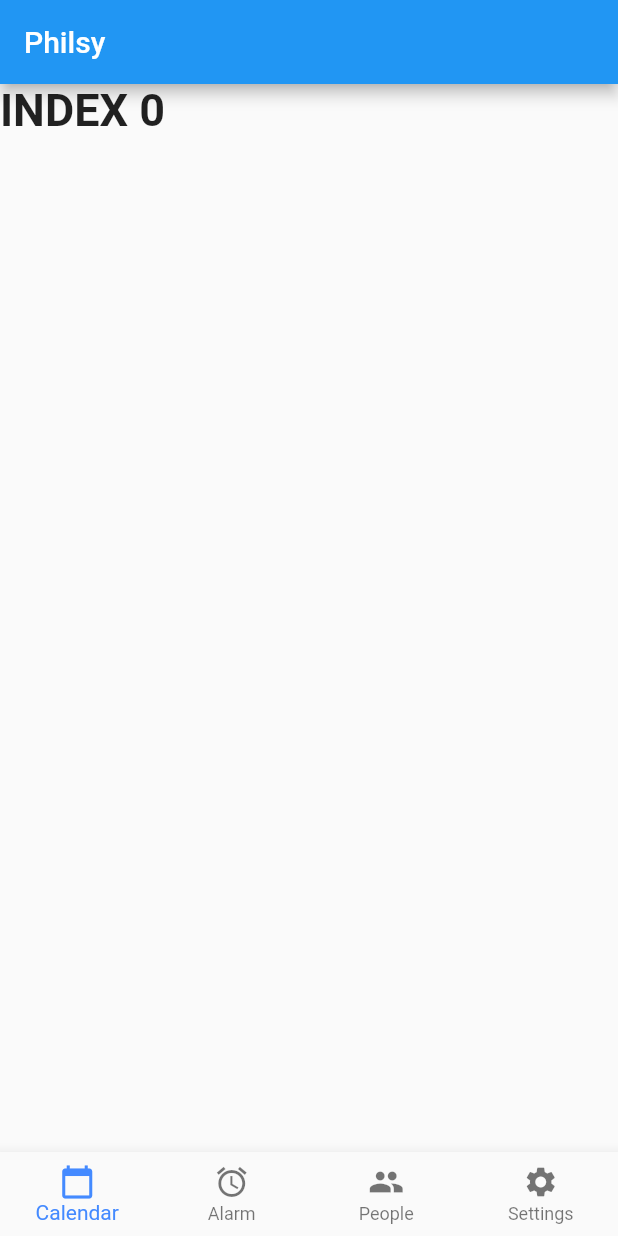
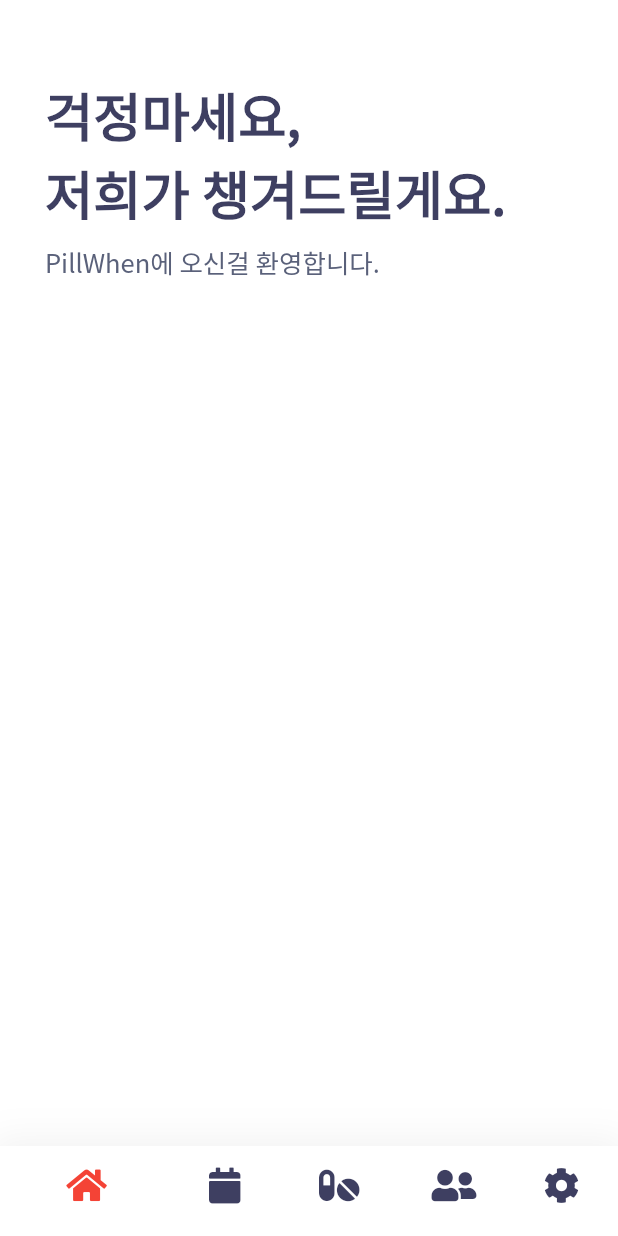
Before and after one commit to xeken/phillwhen, a Flutter app: the screen it shows after launch, on a phone screen of 412 x 824 dp. Run offline on Flutter 3.47's test engine with Material 2 defaults, Android fonts, the phone set to English and light mode, and no system bars; our stand-ins replace font_awesome_flutter.

Commit message:
기본틀 정리

```diff
--- a/lib/main.dart
+++ b/lib/main.dart
@@ -1,4 +1,6 @@
 import 'package:flutter/material.dart';
+import 'package:font_awesome_flutter/font_awesome_flutter.dart';
+import 'package:medi/pages/home.dart';
 
 void main() => runApp(MyApp());
 
@@ -7,7 +9,25 @@ class MyApp extends StatelessWidget {
   Widget build(BuildContext context) {
     return MaterialApp(
       home: Main(),
-      color: Colors.blue,
+      theme: new ThemeData(
+          primarySwatch: Colors.red,
+          primaryColor: Colors.white,
+          canvasColor: Colors.white,
+          unselectedWidgetColor: Color.fromRGBO(0x3E, 0x3F, 0x61, 1.0),
+          textTheme: TextTheme(
+              title: TextStyle(fontFamily: 'NotoSansKR', color: Color.fromRGBO(0x3E, 0x3F, 0x61, 1.0), fontWeight: FontWeight.w900, fontSize: 35.0),
+              caption: TextStyle(fontFamily: 'NotoSansKR', color: Color.fromRGBO(0x5A, 0x61, 0x7A, 1.0), fontSize: 17.0),
+              body1: TextStyle(fontFamily: 'NotoSansKR', color: Color.fromRGBO(0x5A, 0x61, 0x7A, 1.0), fontSize: 17.0),
+              body2: TextStyle(fontFamily: 'NotoSansKR', color: Colors.black, fontSize: 15.0),
+              display1: TextStyle(fontFamily: 'NotoSansKR', color: Colors.black),
+              display2: TextStyle(fontFamily: 'NotoSansKR', color: Colors.black),
+              display3: TextStyle(fontFamily: 'NotoSansKR', color: Colors.black),
+              display4: TextStyle(fontFamily: 'NotoSansKR', color: Colors.black),
+              headline: TextStyle(fontFamily: 'NotoSansKR', color: Colors.black),
+              subhead: TextStyle(fontFamily: 'NotoSansKR', color: Colors.black),
+              button: TextStyle(fontFamily: 'NotoSansKR', color: Colors.black)
+          )
+      ),
     );
   }
 }
@@ -21,12 +41,14 @@ class _MainState extends State<Main> {
 
   int _selectedIndex = 0;
   static const TextStyle pageStyle = TextStyle(fontSize: 30, fontWeight: FontWeight.bold);
-  static const List<Widget> _pages = <Widget>[
-    Text('INDEX 0', style: pageStyle,),
-    Text('INDEX 1', style: pageStyle,),
-    Text('INDEX 2', style: pageStyle,),
-    Text('INDEX 3', style: pageStyle,),
+  static List<Widget> _pages = <Widget>[
+    Home(),
+    Text('캘린더', style: pageStyle,),
+    Text('약', style: pageStyle,),
+    Text('친구들(즐겨찾기)', style: pageStyle,),
+    Text('설정', style: pageStyle,),
   ];
+
   void _onItemTapped(int index){
     setState(() {
       _selectedIndex = index;
@@ -35,38 +57,65 @@ class _MainState extends State<Main> {
 
   @override
   Widget build(BuildContext context) {
-    return Scaffold(
-      appBar: AppBar(
-        title: Text("Philsy"),
-      ),
+    return SafeArea(child:
+      Scaffold(
+//      appBar: AppBar(
+//        title: Text("Philsy", style: TextStyle(color: Colors.black),),
+//        backgroundColor: Colors.white,
+//        elevation: 0.0,
+//      ),
+        backgroundColor: Theme.of(context).primaryColor,
         body: Container(
+          padding: EdgeInsets.symmetric(horizontal: 30.0),
           child: _pages.elementAt(_selectedIndex),
         ),
-      bottomNavigationBar: BottomNavigationBar(
-
-        type: BottomNavigationBarType.fixed,
+        bottomNavigationBar: SizedBox(
+          height: 60.0,
+          child: Container(
+            decoration: BoxDecoration(
+              boxShadow: [
+                BoxShadow(
+                  blurRadius: 20.0,
+                  spreadRadius: 5.0,
+                  color: Color.fromRGBO(0, 0, 0, 0.05)
+                )
+              ]
+            ),
+            child: BottomNavigationBar(
+              backgroundColor: Theme.of(context).primaryColor,
+              type: BottomNavigationBarType.shifting,
+              elevation: 0.0,
               items: <BottomNavigationBarItem>[
                 BottomNavigationBarItem(
-            icon: Icon(Icons.calendar_today),
-            title: Text('Calendar'),
+                  icon: Icon(FontAwesomeIcons.home),
+                  title: Text('')
                 ),
                 BottomNavigationBarItem(
-              icon: Icon(Icons.alarm),
-              title: Text('Alarm')
+                    icon: Icon(FontAwesomeIcons.solidCalendar),
+                    title: Text('')
                 ),
                 BottomNavigationBarItem(
-              icon: Icon(Icons.people),
-              title: Text('People')
+                    icon: Icon(FontAwesomeIcons.pills),
+                    title: Text('')
                 ),
                 BottomNavigationBarItem(
-              icon: Icon(Icons.settings),
-              title: Text('Settings')
+                    icon: Icon(FontAwesomeIcons.userFriends),
+                    title: Text('')
+                ),
+                BottomNavigationBarItem(
+                    icon: Icon(FontAwesomeIcons.cog),
+                    title: Text('')
                 )
               ],
               currentIndex: _selectedIndex,
-        selectedItemColor: Colors.blueAccent,
+              unselectedItemColor: Theme.of(context).unselectedWidgetColor,
+              selectedItemColor: Colors.red,
               onTap: _onItemTapped,
+              showSelectedLabels: false,
             ),
+          ),
+        ),
+      )
     );
   }
 }
--- /dev/null
+++ b/lib/pages/home.dart
@@ -0,0 +1,28 @@
+import 'package:flutter/material.dart';
+
+class Home extends StatefulWidget {
+  @override
+  State<StatefulWidget> createState() => _HomeState();
+}
+
+class _HomeState extends State<Home> {
+
+  @override
+  Widget build(BuildContext context) {
+    return Container(
+        child: Column(
+          crossAxisAlignment: CrossAxisAlignment.start,
+          children: <Widget>[
+            Padding(
+                padding: EdgeInsets.only(top: 50.0),
+                child: Text('걱정마세요,\n저희가 챙겨드릴게요.', style: Theme.of(context).textTheme.title,)
+            ),
+            Padding(
+              padding: const EdgeInsets.only(top: 8.0),
+              child: Text('PillWhen에 오신걸 환영합니다.', style: Theme.of(context).textTheme.caption, textAlign: TextAlign.left,),
+            )
+          ],
+        ),
+      );
+  }
+}
```
Also changed, not shown: fonts/OFL.txt (added, +91 -0 lines), pubspec.yaml (+10 -11 lines), 6 other files. Lines whose indentation alone changed are shown as unchanged.
